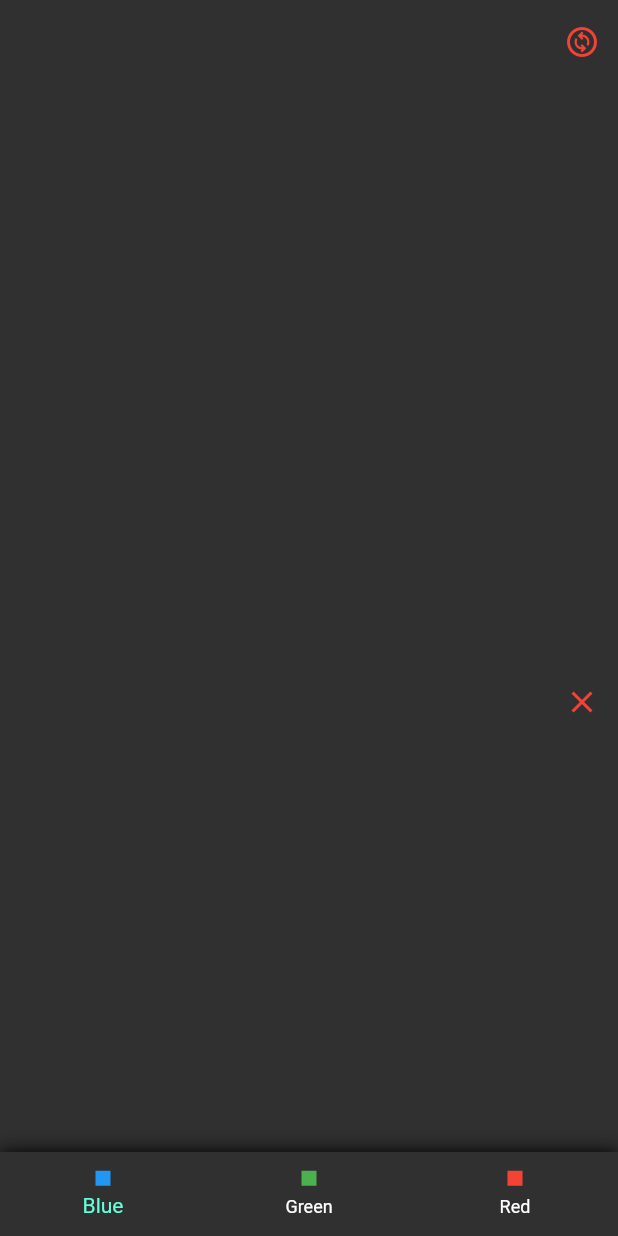
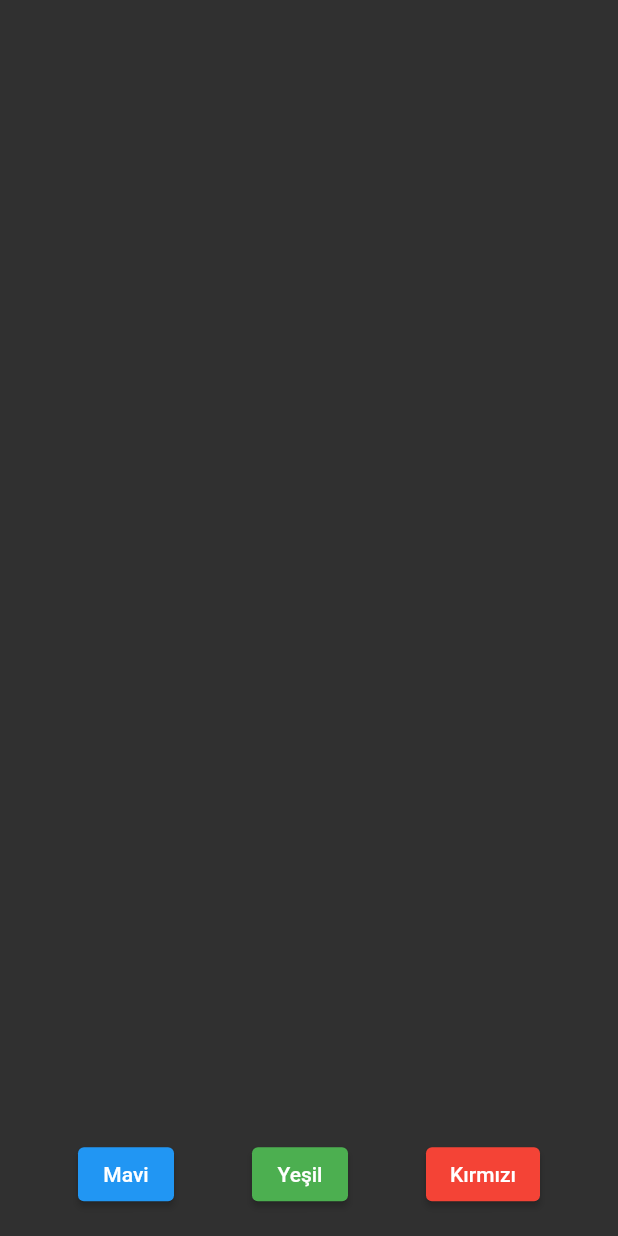
Before and after one commit to omeryilmaz2K/Flutter-Full-Learn, a Flutter app: the screen it shows after launch, on a phone screen of 412 x 824 dp. Run offline on Flutter 3.47's test engine with Material 2 defaults, Android fonts, the phone set to English and light mode, and no system bars.

Commit message:
Demo çalışması olarak demo_102_app uygulaması geliştirildi.

```diff
--- /dev/null
+++ b/lib/demos/demo_colorful_app/demo_102_app.dart
@@ -0,0 +1,74 @@
+import 'package:flutter/material.dart';
+
+class Demo102App extends StatefulWidget {
+  const Demo102App({Key? key}) : super(key: key);
+
+  @override
+  State<Demo102App> createState() => _Demo102AppState();
+}
+
+class _Demo102AppState extends State<Demo102App> {
+  Color? _bodyBacgroundColor;
+
+  @override
+  Widget build(BuildContext context) {
+    return Scaffold(
+      body: Column(
+        children: [
+          Expanded(flex: 9, child: Body(backgroundColor: _bodyBacgroundColor)),
+          Expanded(
+              flex: 1,
+              child: Row(
+                  mainAxisAlignment: MainAxisAlignment.spaceEvenly,
+                  children: [
+                    _changeBackgroundButton('Mavi', Colors.blue),
+                    _changeBackgroundButton('Yeşil', Colors.green),
+                    _changeBackgroundButton('Kırmızı', Colors.red)
+                  ]))
+        ],
+      ),
+    );
+  }
+
+  ElevatedButton _changeBackgroundButton(String buttonText, Color color) =>
+      ElevatedButton(
+          onPressed: () => _changeBackground(color), style: ButtonStyle(backgroundColor: MaterialStatePropertyAll(color)), child: Text(buttonText),);
+
+  void _changeBackground(Color color) {
+    _bodyBacgroundColor = color;
+    setState(() {});
+  }
+}
+
+class Body extends StatefulWidget {
+  Body({super.key, this.backgroundColor});
+  Color? backgroundColor;
+
+  @override
+  State<StatefulWidget> createState() => _BodyState();
+}
+
+class _BodyState extends State<Body> {
+  Color? _backgroundColor;
+
+  @override
+  void initState() {
+    super.initState();
+    _backgroundColor = widget.backgroundColor;
+  }
+
+  @override
+  void didUpdateWidget(covariant Body oldWidget) {
+    super.didUpdateWidget(oldWidget);
+    if (oldWidget.backgroundColor != widget.backgroundColor) {
+      _backgroundColor = widget.backgroundColor;
+    }
+  }
+
+  @override
+  Widget build(BuildContext context) {
+    return Container(
+      color: _backgroundColor,
+    );
+  }
+}
--- a/lib/main.dart
+++ b/lib/main.dart
@@ -1,7 +1,7 @@
 import 'package:flutter/material.dart';
 import 'package:flutter/services.dart';
+import 'package:flutter_full_learn/demos/demo_colorful_app/demo_102_app.dart';
 import '101/color_learn_view.dart';
-import 'demos/demo_colorful_app/demo_lifecycle_colorful_app.dart';
 
 void main() {
   runApp(const MyApp());
@@ -32,7 +32,7 @@ class MyApp extends StatelessWidget {
             toolbarTextStyle: TextStyle(color: Colors.blue),
             systemOverlayStyle: SystemUiOverlayStyle.light, // Status Bar
           )),
-      home: const DemoLifecycleColorfulApp(),
+      home: Demo102App(),
     );
   }
 }
```
